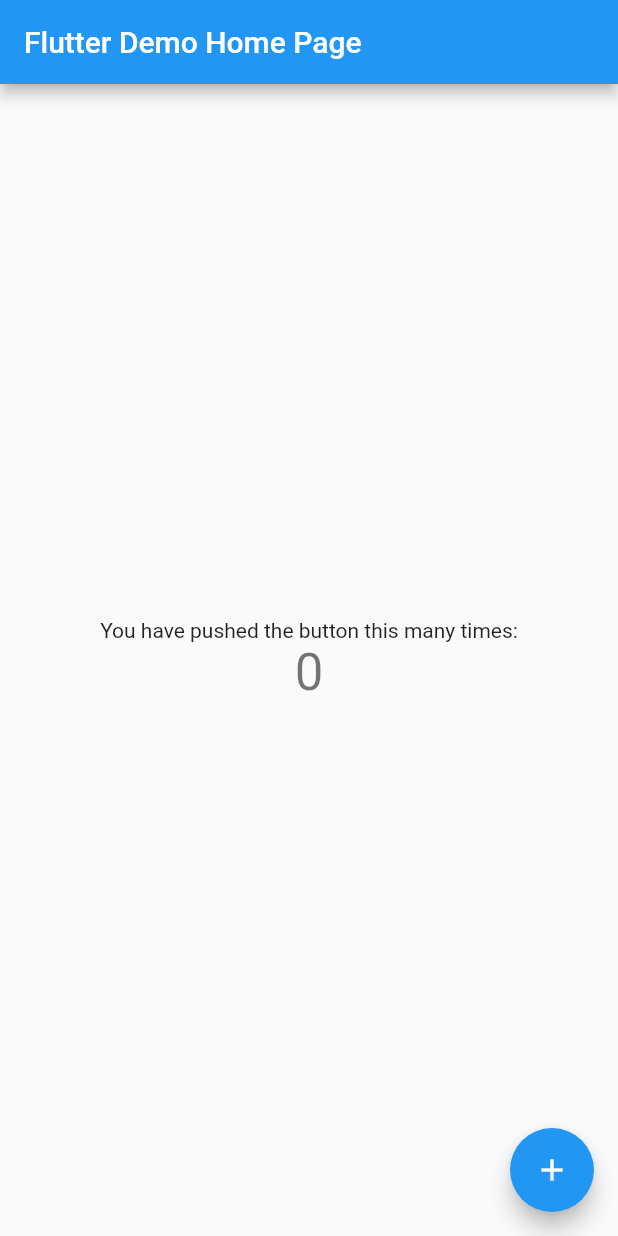
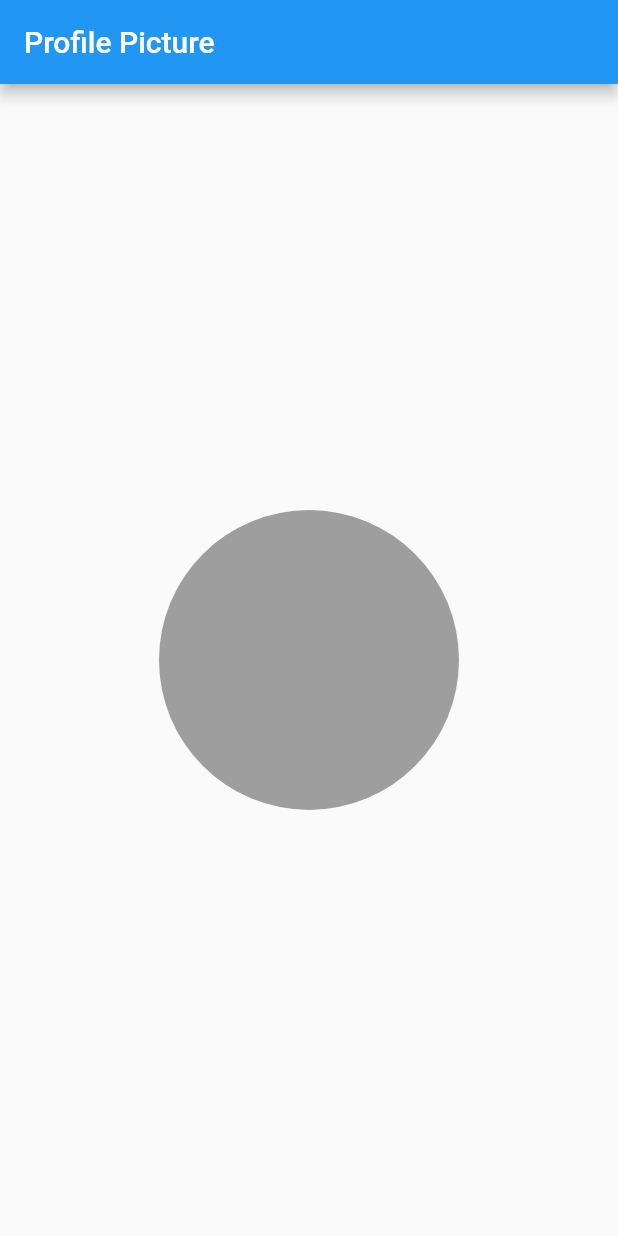
Before and after one commit to iamsannyrai/profile-picture-changer, a Flutter app: the screen it shows after launch, on a phone screen of 412 x 824 dp. Run offline on Flutter 3.47's test engine with Material 2 defaults, Android fonts, the phone set to English and light mode, and no system bars; our stand-ins replace image_picker; missing offline and left inert: amplify_auth_cognito, amplify_flutter, amplify_storage_s3.

```diff
--- a/lib/main.dart
+++ b/lib/main.dart
@@ -1,4 +1,12 @@
+import 'dart:io';
+
+import 'package:amplify_auth_cognito/amplify_auth_cognito.dart';
+import 'package:amplify_flutter/amplify_flutter.dart';
+import 'package:amplify_storage_s3/amplify_storage_s3.dart';
 import 'package:flutter/material.dart';
+import 'package:image_picker/image_picker.dart';
+
+import 'amplifyconfiguration.dart';
 
 void main() => runApp(const MyApp());
 
@@ -8,12 +16,12 @@ class MyApp extends StatelessWidget {
   @override
   Widget build(BuildContext context) {
     return MaterialApp(
-      title: 'Flutter Demo',
+      title: 'Profile Picture Demo',
       debugShowCheckedModeBanner: false,
       theme: ThemeData(
         primarySwatch: Colors.blue,
       ),
-      home: const MyHomePage(title: 'Flutter Demo Home Page'),
+      home: const MyHomePage(title: 'Profile Picture'),
     );
   }
 }
@@ -31,12 +39,61 @@ class MyHomePage extends StatefulWidget {
 }
 
 class _MyHomePageState extends State<MyHomePage> {
-  int _counter = 0;
+  String? image;
+  bool loading = false;
+  final picker = ImagePicker();
 
-  void _incrementCounter() {
+  Future<void> _configureAmplify() async {
+    final auth = AmplifyAuthCognito();
+    final storage = AmplifyStorageS3();
+    await Amplify.addPlugins([storage, auth]);
+    try {
+      await Amplify.configure(amplifyconfig);
+    } on Exception catch (e) {
+      debugPrint('Tried to configure Amplify and following error occurred: $e');
+    }
+  }
+
+  Future<void> uploadImageAndSetImage() async {
+    final pickedFile = await picker.pickImage(source: ImageSource.gallery);
+
+    if (pickedFile == null) {
+      return;
+    }
+
+    final key = DateTime.now().toString();
+    final file = File(pickedFile.path);
+    try {
+      final UploadFileResult result = await Amplify.Storage.uploadFile(
+        local: file,
+        key: key,
+        onProgress: (progress) {
+          debugPrint(
+              "${progress.currentBytes}, total: ${progress.totalBytes}, ${progress.getFractionCompleted()}");
+        },
+      );
+      final imageUrl = await getImageUrl(result.key);
       setState(() {
-      _counter++;
+        image = imageUrl;
       });
+    } on StorageException catch (e) {
+      debugPrint('Error uploading image: $e');
+    }
+  }
+
+  Future<String> getImageUrl(String bucketKey) async {
+    try {
+      final result = await Amplify.Storage.getUrl(key: bucketKey);
+      return result.url;
+    } on StorageException catch (e) {
+      rethrow;
+    }
+  }
+
+  @override
+  void initState() {
+    super.initState();
+    _configureAmplify();
   }
 
   @override
@@ -46,23 +103,33 @@ class _MyHomePageState extends State<MyHomePage> {
         title: Text(widget.title),
       ),
       body: Center(
-        child: Column(
-          mainAxisAlignment: MainAxisAlignment.center,
+        child: GestureDetector(
+          onTap: () async {
+            setState(() {
+              loading = true;
+            });
+            await uploadImageAndSetImage();
+            setState(() {
+              loading = false;
+            });
+          },
+          child: Stack(
             children: [
-            const Text(
-              'You have pushed the button this many times:',
+              Align(
+                alignment: Alignment.center,
+                child: CircleAvatar(
+                  radius: 100,
+                  backgroundColor: Colors.grey,
+                  backgroundImage: image != null ? NetworkImage(image!) : null,
                 ),
-            Text(
-              '$_counter',
-              style: Theme.of(context).textTheme.headline4,
               ),
+              Align(
+                alignment: Alignment.center,
+                child: loading ? const CircularProgressIndicator() : null,
+              )
             ],
           ),
         ),
-      floatingActionButton: FloatingActionButton(
-        onPressed: _incrementCounter,
-        tooltip: 'Increment',
-        child: const Icon(Icons.add),
       ),
     );
   }
```
Lines whose indentation alone changed are shown as unchanged.
